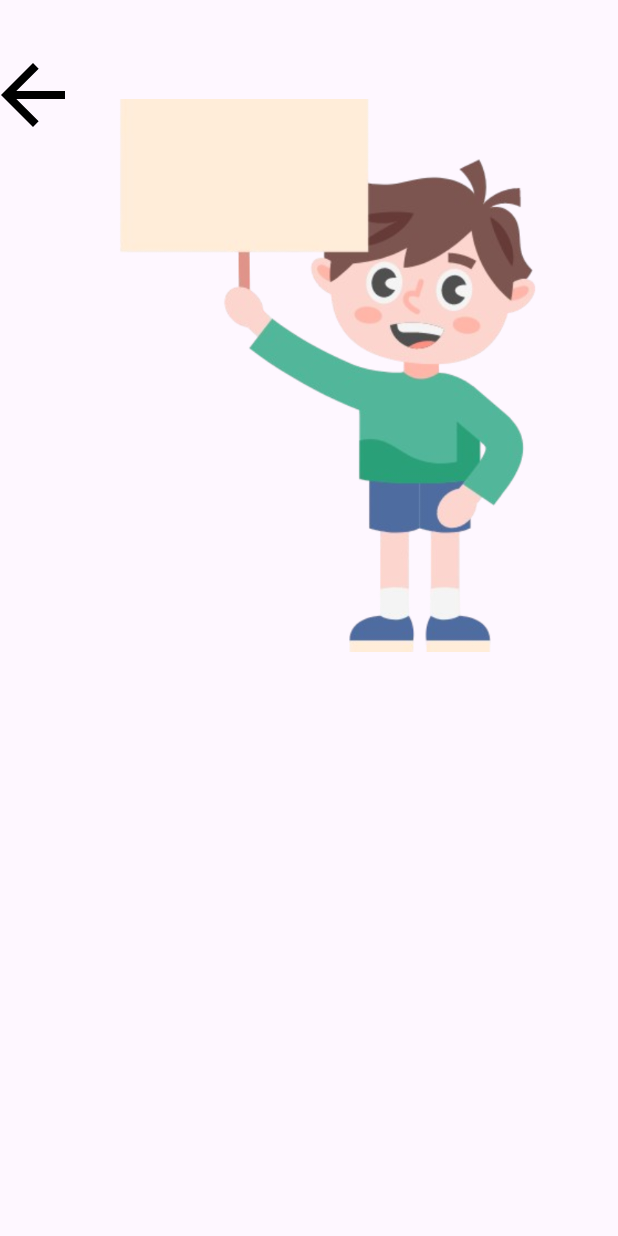
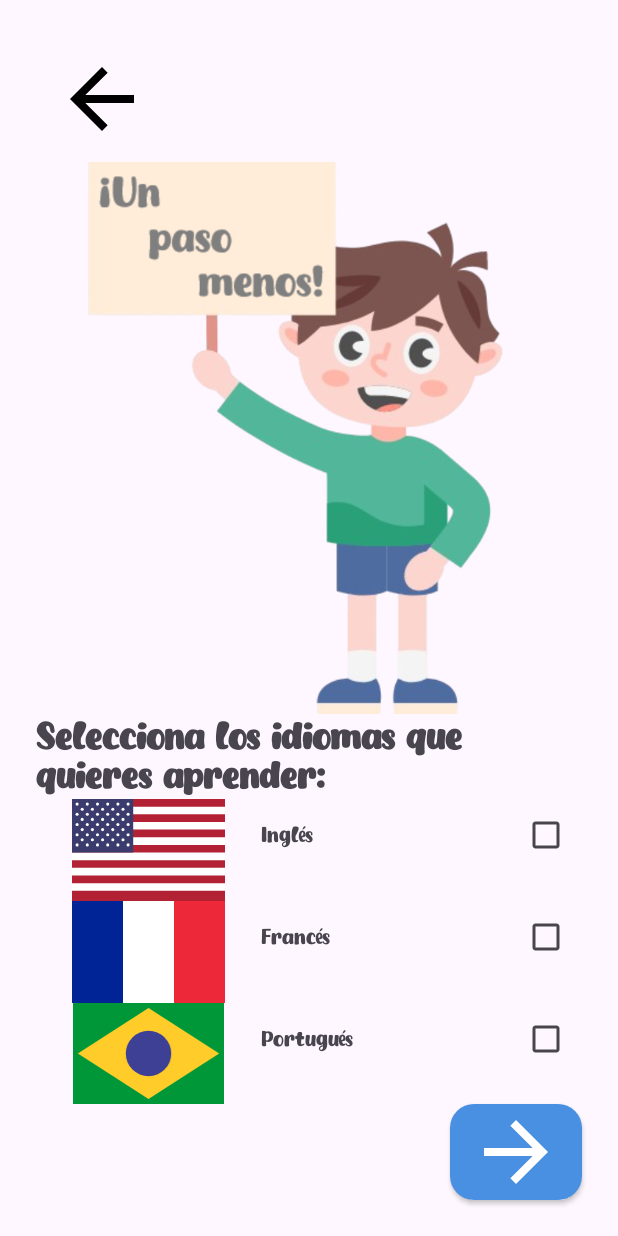
Before and after one commit to JuanDluna/LinGame, an Android app: the layout activity_select_language.xml on its own in the app's theme, with its tools: preview values and no code run, on a phone screen of 412 x 824 dp. Run offline under Robolectric (Android 15) with nearby library versions, the phone set to English and light mode, and no system bars.

Commit message:
Vistas principales realizadas
- Vista de registro -> Vista de selección de idioma
- Vista de inicio de sesión

```diff
--- a/app/src/main/AndroidManifest.xml
+++ b/app/src/main/AndroidManifest.xml
@@ -21,8 +21,9 @@
             </intent-filter>
         </activity>
 
-        <activity android:name=".RegisterActivity"      />
-        <activity android:name=".LoginActivity"      />
+        <activity android:name=".RegisterActivity"              />
+        <activity android:name=".LoginActivity"                 />
+        <activity android:name=".LanguageSelectionActivity"     />
 
     </application>
 
--- /dev/null
+++ b/app/src/main/java/com/example/lingame/GameLogicaActivity.kt
@@ -0,0 +1,4 @@
+package com.example.lingame
+
+class GameLogicaActivity {
+}
--- /dev/null
+++ b/app/src/main/java/com/example/lingame/LanguageSelectionActivity.kt
@@ -0,0 +1,54 @@
+package com.example.lingame
+
+import android.os.Bundle
+import android.widget.CheckBox
+import android.widget.ImageButton
+import android.widget.Toast
+import androidx.appcompat.app.AppCompatActivity
+import androidx.appcompat.widget.AppCompatImageButton
+
+class LanguageSelectionActivity : AppCompatActivity() {
+
+    private lateinit var btnRegresar: AppCompatImageButton
+    private lateinit var btnSiguiente: AppCompatImageButton
+    private lateinit var checkboxIngles: CheckBox
+    private lateinit var checkboxFrances: CheckBox
+    private lateinit var checkboxPortugues: CheckBox
+
+    override fun onCreate(savedInstanceState: Bundle?) {
+        super.onCreate(savedInstanceState)
+        setContentView(R.layout.activity_select_language)  // Asegúrate de tener este layout
+
+        // Inicialización de vistas
+        btnRegresar = findViewById(R.id.btnRegresar)
+        btnSiguiente = findViewById(R.id.btnSiguiente)
+        checkboxIngles = findViewById(R.id.checkboxIngles)
+        checkboxFrances = findViewById(R.id.checkboxFrances)
+        checkboxPortugues = findViewById(R.id.checkboxPortugues)
+
+        // Configuración del botón "Regresar"
+        btnRegresar.setOnClickListener {
+            finish()  // Cierra la actividad
+        }
+
+        // Configuración del botón "Siguiente"
+        btnSiguiente.setOnClickListener {
+            val selectedLanguages = getSelectedLanguages()
+            if (selectedLanguages.isNotEmpty()) {
+                val languages = selectedLanguages.joinToString(", ")
+                Toast.makeText(this, "Idiomas seleccionados: $languages", Toast.LENGTH_SHORT).show()
+            } else {
+                Toast.makeText(this, "No has seleccionado ningún idioma", Toast.LENGTH_SHORT).show()
+            }
+        }
+    }
+
+    // Función para obtener los idiomas seleccionados
+    private fun getSelectedLanguages(): List<String> {
+        val selectedLanguages = mutableListOf<String>()
+        if (checkboxIngles.isChecked) selectedLanguages.add("Inglés")
+        if (checkboxFrances.isChecked) selectedLanguages.add("Francés")
+        if (checkboxPortugues.isChecked) selectedLanguages.add("Portugués")
+        return selectedLanguages
+    }
+}
--- a/app/src/main/java/com/example/lingame/RegisterActivity.kt
+++ b/app/src/main/java/com/example/lingame/RegisterActivity.kt
@@ -1,5 +1,6 @@
 package com.example.lingame
 
+import android.content.Intent
 import android.os.Bundle
 import android.widget.Button
 import android.widget.EditText
@@ -44,10 +45,10 @@ class RegisterActivity : AppCompatActivity() {
             } else if (contrasena != confirmarContrasena) {
                 Toast.makeText(this, "Las contraseñas no coinciden", Toast.LENGTH_SHORT).show()
             } else {
-                // Aquí agregarías la lógica de registro del usuario
-                // Por ejemplo, podrías pasar a la siguiente actividad
                 Toast.makeText(this, "Registro exitoso", Toast.LENGTH_SHORT).show()
                 // Intent para cambiar de actividad o realizar otro proceso
+                var intent = Intent(this, LanguageSelectionActivity::class.java)
+                startActivity(intent)
             }
         }
 
--- /dev/null
+++ b/app/src/main/res/drawable/arrow_forward.xml
@@ -0,0 +1,13 @@
+<vector
+    xmlns:android="http://schemas.android.com/apk/res/android"
+    android:autoMirrored="true"
+    android:height="64dp"
+    android:viewportHeight="24"
+    android:viewportWidth="24"
+    android:width="64dp">
+
+    <path
+        android:fillColor="@android:color/white"
+        android:pathData="M12,4l-1.41,1.41L16.17,11H4v2h12.17l-5.58,5.59L12,20l8,-8z"/>
+
+</vector>
--- /dev/null
+++ b/app/src/main/res/drawable/rounded_style.xml
@@ -0,0 +1,6 @@
+<shape xmlns:android="http://schemas.android.com/apk/res/android">
+
+    <!-- Bordes redondeados -->
+    <corners android:radius="16dp"/> <!-- Cambia el valor del radio según el redondeo deseado -->
+    <solid android:color="?attr/colorPrimary"/> <!-- Cambia el color del fondo -->
+</shape>
--- /dev/null
+++ b/app/src/main/res/layout/activity_game.xml
@@ -0,0 +1,6 @@
+<?xml version="1.0" encoding="utf-8"?>
+<androidx.constraintlayout.widget.ConstraintLayout xmlns:android="http://schemas.android.com/apk/res/android"
+    android:layout_width="match_parent"
+    android:layout_height="match_parent">
+
+</androidx.constraintlayout.widget.ConstraintLayout>
--- a/app/src/main/res/layout/activity_select_language.xml
+++ b/app/src/main/res/layout/activity_select_language.xml
@@ -2,85 +2,136 @@
 <LinearLayout xmlns:android="http://schemas.android.com/apk/res/android"
     android:layout_width="match_parent"
     android:layout_height="match_parent"
-    xmlns:app="http://schemas.android.com/apk/res-auto">
+    xmlns:app="http://schemas.android.com/apk/res-auto"
+    android:orientation="vertical">
 
     <!-- Botón Regresar -->
     <ImageButton
         android:id="@+id/btnRegresar"
-        android:layout_width="43dp"
-        android:layout_height="46dp"
+        android:layout_width="wrap_content"
+        android:layout_height="wrap_content"
         android:backgroundTint="@android:color/transparent"
         android:src="@drawable/arrow_back"
-        android:layout_marginTop="40dp"/>
+        android:layout_marginTop="24dp"
+        android:layout_marginStart="24dp"
+        />
 
     <ImageView
         android:id="@+id/ivLitteKid"
         android:layout_width="wrap_content"
         android:layout_height="wrap_content"
+        android:layout_weight="1"
         android:src="@drawable/littlekid" />
 
+
+    <TextView
+        android:id="@+id/tvTitle"
+        android:layout_width="wrap_content"
+        android:layout_height="wrap_content"
+        android:textStyle="bold"
+        android:textSize="24dp"
+        android:text="Selecciona los idiomas que quieres aprender:"
+        android:layout_marginStart="24dp"
+        android:layout_marginEnd="24dp"/>
+
+
+    <LinearLayout
+        android:id="@+id/llIngles"
+        android:layout_width="match_parent"
+        android:layout_height="wrap_content"
+        android:orientation="horizontal"
+        android:layout_weight="1"
+        android:layout_marginStart="24dp"
+        android:layout_marginEnd="24dp">
+        <ImageView
+            android:layout_width="wrap_content"
+            android:layout_height="wrap_content"
+            android:src="@drawable/banderausa"
+            android:layout_weight="1"/>
+        <LinearLayout
+            android:layout_width="match_parent"
+            android:layout_height="match_parent"
+            android:layout_weight="1">
             <TextView
                 android:layout_width="wrap_content"
                 android:layout_height="wrap_content"
-        android:text="¡Un paso menos!"/>
-    <TextView
-        android:layout_width="wrap_content"
-        android:layout_height="wrap_content"
-        android:text="Selecciona los idiomas que quieres aprender:"/>
-
-    <LinearLayout
-        android:id="@+id/llIngles"
-        android:layout_width="wrap_content"
-        android:layout_height="wrap_content"
-        android:orientation="horizontal">
-        <ImageView
-            android:layout_width="wrap_content"
-            android:layout_height="wrap_content"
-            android:src="@drawable/banderausa"/>
-        <TextView
-            android:layout_width="wrap_content"
-            android:layout_height="wrap_content"
-            android:text="Inglés"/>
+                android:text="Inglés"
+                android:layout_weight="1"/>
             <CheckBox
+                android:id="@+id/checkboxIngles"
                 android:layout_width="wrap_content"
                 android:layout_height="wrap_content"/>
+        </LinearLayout>
     </LinearLayout>
 
     <LinearLayout
         android:id="@+id/llFrances"
-        android:layout_width="wrap_content"
+        android:layout_width="match_parent"
         android:layout_height="wrap_content"
-        android:orientation="horizontal">
+        android:orientation="horizontal"
+        android:layout_weight="1"
+        android:layout_marginStart="24dp"
+        android:layout_marginEnd="24dp">
         <ImageView
             android:layout_width="wrap_content"
             android:layout_height="wrap_content"
-            android:src="@drawable/banderafrancia"/>
+            android:src="@drawable/banderafrancia"
+            android:layout_weight="1"/>
+        <LinearLayout
+            android:layout_width="match_parent"
+            android:layout_height="match_parent"
+            android:layout_weight="1">
             <TextView
                 android:layout_width="wrap_content"
                 android:layout_height="wrap_content"
+                android:layout_weight="1"
                 android:text="Francés"/>
             <CheckBox
+                android:id="@+id/checkboxFrances"
                 android:layout_width="wrap_content"
                 android:layout_height="wrap_content"/>
+        </LinearLayout>
     </LinearLayout>
 
     <LinearLayout
         android:id="@+id/llPortugues"
         android:layout_width="match_parent"
         android:layout_height="wrap_content"
-        android:orientation="horizontal">
+        android:orientation="horizontal"
+        android:layout_weight="1"
+        android:layout_marginStart="24dp"
+        android:layout_marginEnd="24dp">
         <ImageView
             android:layout_width="wrap_content"
             android:layout_height="wrap_content"
-            android:src="@drawable/banderabrasil"/>
+            android:src="@drawable/banderabrasil"
+            android:layout_weight="1"
+            />
+        <LinearLayout
+            android:layout_width="match_parent"
+            android:layout_height="match_parent"
+            android:layout_weight="1">
             <TextView
                 android:layout_width="wrap_content"
                 android:layout_height="wrap_content"
-            android:text="Portugués"/>
+                android:text="Portugués"
+                android:layout_weight="1"/>
             <CheckBox
+                android:id="@+id/checkboxPortugues"
                 android:layout_width="wrap_content"
                 android:layout_height="wrap_content"/>
         </LinearLayout>
+    </LinearLayout>
+
+    <ImageButton
+        android:id="@+id/btnSiguiente"
+        android:layout_width="wrap_content"
+        android:layout_height="wrap_content"
+        android:src="@drawable/arrow_forward"
+        style="@style/Rounded"
+        android:layout_gravity="end"
+        android:layout_marginBottom="24dp"
+        android:layout_marginEnd="24dp"/>
 
 
 </LinearLayout>
--- a/app/src/main/res/values/styles.xml
+++ b/app/src/main/res/values/styles.xml
@@ -15,4 +15,10 @@
         <item name="android:textSize">16sp</item> <!-- Tamaño del texto -->
     </style>
 
+    <style name="Rounded" parent="Widget.AppCompat.Button">
+        <item name="android:background">@drawable/rounded_style</item>
+        <item name="android:textColor">?attr/textAppearanceBody1</item> <!-- Color del texto -->
+        <item name="android:textSize">16sp</item> <!-- Tamaño del texto -->
+    </style>
+
 </resources>
```
Also changed, not shown: app/src/main/res/drawable/littlekid.png. Lines whose indentation alone changed are shown as unchanged.
